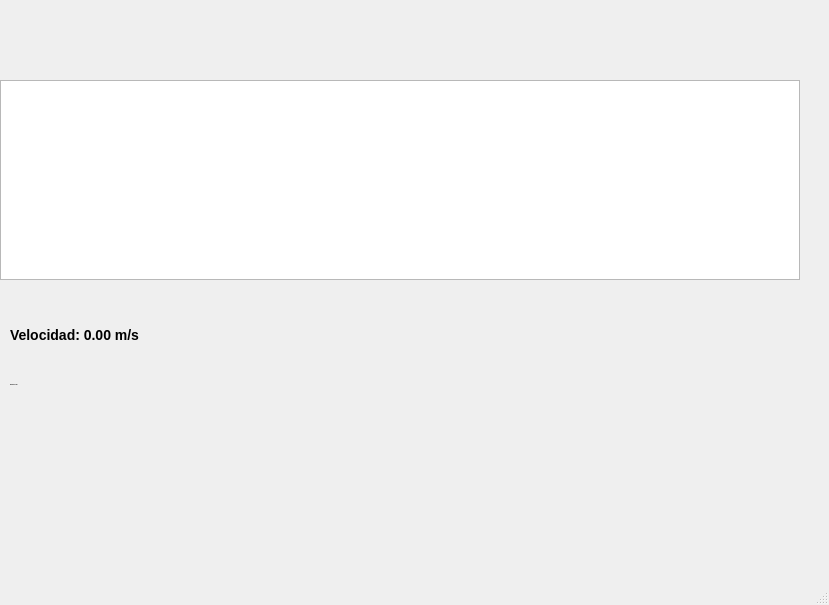
Before: the Qt Designer form Momento_III/codProyectoFinal/mainwindow.ui in setyi-diaz/Proyecto_Final, drawn with Qt 5.
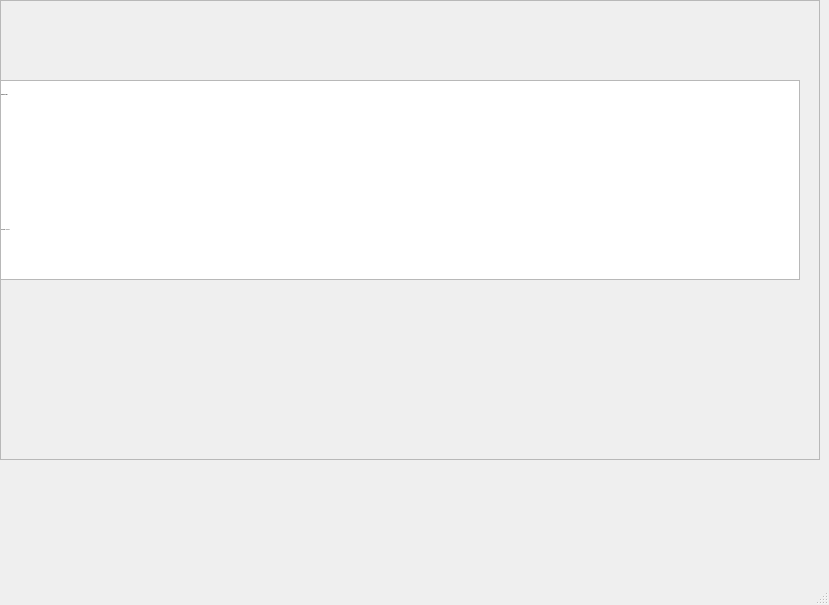
After: the same form once the commit is applied.

```diff
--- a/Momento_III/codProyectoFinal/mainwindow.ui
+++ b/Momento_III/codProyectoFinal/mainwindow.ui
@@ -27,8 +27,8 @@
    <widget class="QLabel" name="pos_label">
     <property name="geometry">
      <rect>
-      <x>10</x>
-      <y>370</y>
+      <x>0</x>
+      <y>80</y>
       <width>300</width>
       <height>30</height>
      </rect>
@@ -46,20 +46,32 @@
    <widget class="QLabel" name="vel_label">
     <property name="geometry">
      <rect>
-      <x>10</x>
-      <y>320</y>
-      <width>300</width>
-      <height>30</height>
+      <x>0</x>
+      <y>0</y>
+      <width>820</width>
+      <height>460</height>
      </rect>
     </property>
+    <property name="sizePolicy">
+     <sizepolicy hsizetype="Expanding" vsizetype="Expanding">
+      <horstretch>0</horstretch>
+      <verstretch>0</verstretch>
+     </sizepolicy>
+    </property>
     <property name="font">
      <font>
       <pointsize>-1</pointsize>
-      <bold>true</bold>
+      <bold>false</bold>
      </font>
     </property>
     <property name="styleSheet">
-     <string notr="true">font-size: 14px; font-weight: bold;</string>
+     <string notr="true"/>
+    </property>
+    <property name="frameShape">
+     <enum>QFrame::Shape::StyledPanel</enum>
+    </property>
+    <property name="frameShadow">
+     <enum>QFrame::Shadow::Sunken</enum>
     </property>
     <property name="text">
      <string>Velocidad: 0.00 m/s</string>
```
Left out of the diff: 3 changed lines with no effect on the pictures.
